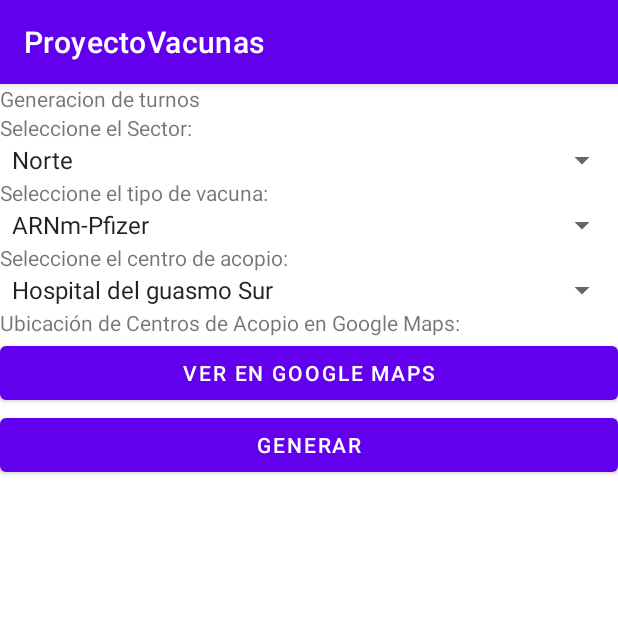
After one commit to chrisbermeo/ProyectoVacunas, an Android app: the GeneracionTurnos screen opened directly, with no data from a screen before it, on a phone screen of 412 x 824 dp, the top half of it. The commit adds this screen. Run offline under Robolectric (Android 15) with nearby library versions, the light colour scheme and no system bars.

Commit message:
Generacion de turno (opcion)

```diff
--- /dev/null
+++ b/ProyectoVacunas/app/src/main/java/com/example/proyectovacunas/GeneracionTurnos.kt
@@ -0,0 +1,32 @@
+package com.example.proyectovacunas
+
+import android.content.Intent
+import androidx.appcompat.app.AppCompatActivity
+import android.os.Bundle
+import android.widget.Button
+import android.widget.Spinner
+import android.widget.Toast
+import com.google.android.gms.maps.GoogleMap
+
+class GeneracionTurnos : AppCompatActivity() {
+    lateinit var btnIr: Button
+    private lateinit var mMap: GoogleMap
+    lateinit var txtCentrosAcopio: Spinner
+    lateinit var txtSector: Spinner
+    lateinit var txtTipoVacuna: Spinner
+    fun init(){
+        btnIr = findViewById(R.id.btnIrMaps)
+        txtCentrosAcopio = findViewById(R.id.txtCentrosAcopio)
+        txtSector = findViewById(R.id.txtSector)
+        txtTipoVacuna = findViewById(R.id.txtVacunas)
+    }
+    override fun onCreate(savedInstanceState: Bundle?) {
+        super.onCreate(savedInstanceState)
+        setContentView(R.layout.activity_generacion_turnos)
+        init()
+        btnIr.setOnClickListener{
+            val forma2 = Intent(this@GeneracionTurnos, MapsActivity::class.java)
+            startActivity(forma2)
+        }
+    }
+}
--- a/ProyectoVacunas/app/src/main/java/com/example/proyectovacunas/MainActivity.kt
+++ b/ProyectoVacunas/app/src/main/java/com/example/proyectovacunas/MainActivity.kt
@@ -13,7 +13,7 @@ class MainActivity : AppCompatActivity() {
         //probando la interfaz de mapa
         btnIngresar = findViewById(R.id.btnIngresar)
         btnIngresar.setOnClickListener{
-            val forma2 = Intent(this@MainActivity, MapsActivity::class.java)
+            val forma2 = Intent(this@MainActivity, GeneracionTurnos::class.java)
             startActivity(forma2)
         }
     }
--- /dev/null
+++ b/ProyectoVacunas/app/src/main/res/layout/activity_generacion_turnos.xml
@@ -0,0 +1,68 @@
+<?xml version="1.0" encoding="utf-8"?>
+<LinearLayout xmlns:android="http://schemas.android.com/apk/res/android"
+    xmlns:app="http://schemas.android.com/apk/res-auto"
+    xmlns:tools="http://schemas.android.com/tools"
+    android:layout_width="match_parent"
+    android:layout_height="match_parent"
+    android:orientation="vertical"
+    tools:context=".GeneracionTurnos">
+
+    <TextView
+        android:id="@+id/textTurnos"
+        android:layout_width="match_parent"
+        android:layout_height="wrap_content"
+        android:text="Generacion de turnos"/>
+
+    <TextView
+        android:id="@+id/textSectores"
+        android:layout_width="match_parent"
+        android:layout_height="wrap_content"
+        android:text="Seleccione el Sector:"/>
+
+    <Spinner
+        android:id="@+id/txtSector"
+        android:layout_width="match_parent"
+        android:layout_height="wrap_content"
+        android:entries="@array/ComboSector"/>
+
+
+    <TextView
+        android:id="@+id/textTipoDeVacunas"
+        android:layout_width="match_parent"
+        android:layout_height="wrap_content"
+        android:text="Seleccione el tipo de vacuna:"/>
+    <Spinner
+        android:id="@+id/txtVacunas"
+        android:layout_width="match_parent"
+        android:layout_height="wrap_content"
+        android:entries="@array/ComboVacunas"/>
+
+    <TextView
+        android:id="@+id/textView11"
+        android:layout_width="match_parent"
+        android:layout_height="wrap_content"
+        android:text="Seleccione el centro de acopio:"/>
+    <Spinner
+        android:id="@+id/txtCentrosAcopio"
+        android:layout_width="match_parent"
+        android:layout_height="wrap_content"
+        android:entries="@array/ComboCentrosAcopio" />
+
+    <TextView
+        android:id="@+id/textView12"
+        android:layout_width="match_parent"
+        android:layout_height="wrap_content"
+        android:text="Ubicación de Centros de Acopio en Google Maps:"/>
+    <Button
+        android:id="@+id/btnIrMaps"
+        android:layout_width="match_parent"
+        android:layout_height="wrap_content"
+        android:text="Ver en google maps"/>
+
+    <Button
+        android:id="@+id/btnGenerar"
+        android:layout_width="match_parent"
+        android:layout_height="wrap_content"
+        android:text="Generar"/>
+
+</LinearLayout>
--- a/ProyectoVacunas/app/src/main/res/values/strings.xml
+++ b/ProyectoVacunas/app/src/main/res/values/strings.xml
@@ -16,5 +16,11 @@
         <item>Centro de convenciones</item>
         <item>Maternidad Enrique Sotomayor</item>
     </string-array>
+    <string-array name="ComboP">
+        <item>A</item>
+        <item>B</item>
+        <item>C</item>
+    </string-array>
     <string name="title_activity_maps">Map</string>
+    <string name="google_maps_key" templateMergeStrategy="preserve" translatable="false">AIzaSyC_QT-cMvOv1SdeyYNbNunrflg_v3T9Sy8</string>
 </resources>
```
Also changed, not shown: ProyectoVacunas/app/src/main/AndroidManifest.xml (+11 -4 lines), ProyectoVacunas/app/src/main/java/com/example/proyectovacunas/MapsActivity.kt (+36 -12 lines), ProyectoVacunas/app/src/main/res/layout/activity_maps.xml (+20 -9 lines), ProyectoVacunas/gradle/wrapper/gradle-wrapper.properties.
